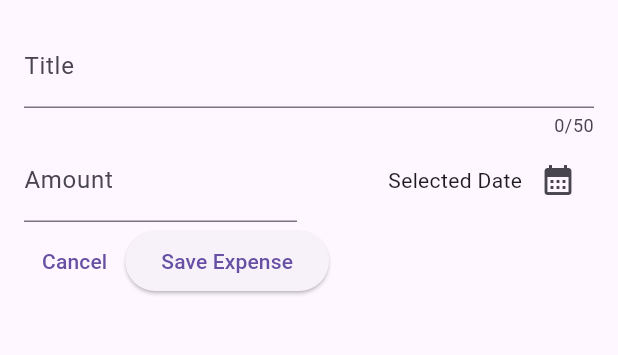
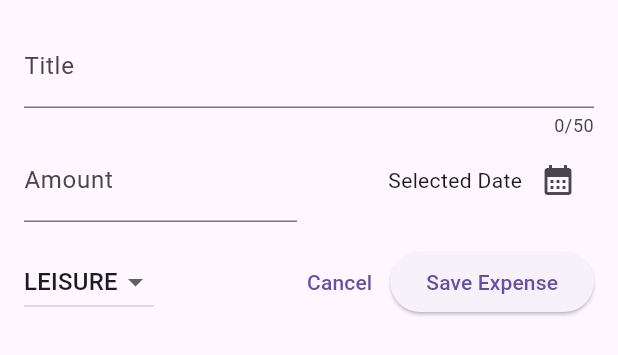
Before and after one commit to simpleittools/expense_tracker, a Flutter app: the NewExpense widget shown alone on an empty page, opened directly, on a phone screen of 412 x 824 dp. Shown: the top 355 px of the screen. Run offline on Flutter 3.47's test engine with Material 2 defaults, Android fonts, the phone set to English and light mode, and no system bars.

Commit message:
add dropdown to new_expense.dart

```diff
--- a/lib/widgets/new_expense.dart
+++ b/lib/widgets/new_expense.dart
@@ -15,6 +15,7 @@
   final _titleController = TextEditingController();
   final _amountController = TextEditingController();
   DateTime? _selectedDate;
+  Category _selectedCategory = Category.leisure;
 
   void _presentDatePicker() async {
     final now = DateTime.now();
@@ -98,10 +99,31 @@
             ],
           ),
           const SizedBox(
-            height: 2,
+            height: 16,
           ),
           Row(
             children: [
+              DropdownButton(
+                  value: _selectedCategory,
+                  items: Category.values
+                      .map(
+                        (category) => DropdownMenuItem(
+                          value: category,
+                          child: Text(
+                            category.name.toUpperCase(),
+                          ),
+                        ),
+                      )
+                      .toList(),
+                  onChanged: (value) {
+                    if (value == null) {
+                      return;
+                    }
+                    setState(() {
+                      _selectedCategory = value;
+                    });
+                  }),
+              const Spacer(),
               TextButton(
                 onPressed: () {
                   Navigator.pop(context);
```
